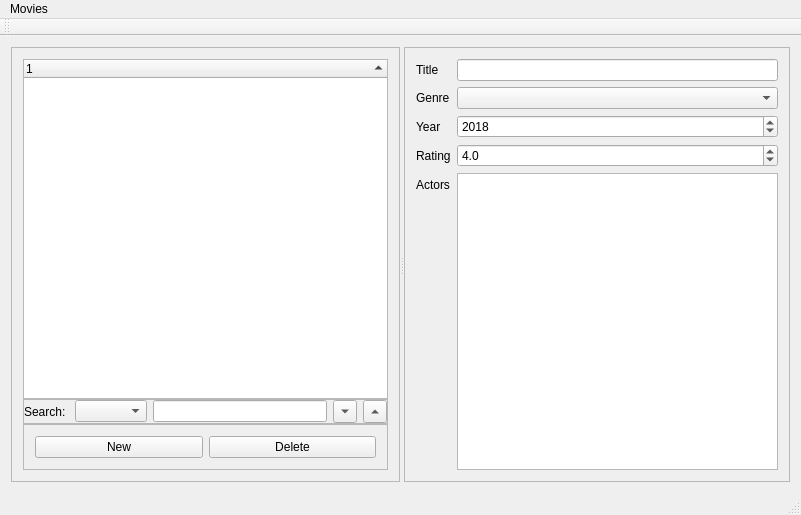
Old version of the form movies/mainwindow.ui in the repository sjohnson512/qt_movies_example.
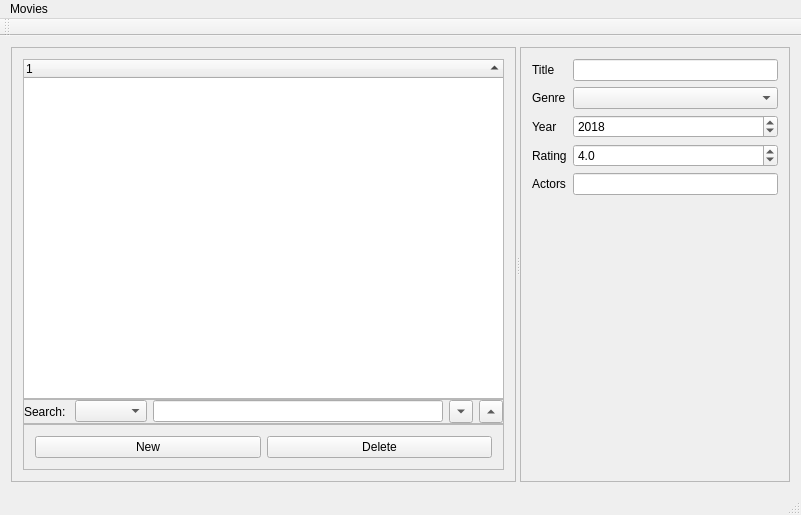
New version of the form.

Commit message: Simplify how actors are handled in schema.  Make actors editable.

Diff of the .ui file:
```diff
--- a/movies/mainwindow.ui
+++ b/movies/mainwindow.ui
@@ -210,7 +210,7 @@
          </widget>
         </item>
         <item row="6" column="1">
-         <widget class="QListWidget" name="listActors"/>
+         <widget class="QLineEdit" name="lineActors"/>
         </item>
        </layout>
       </widget>
```
The commit also changes 6 other files.
